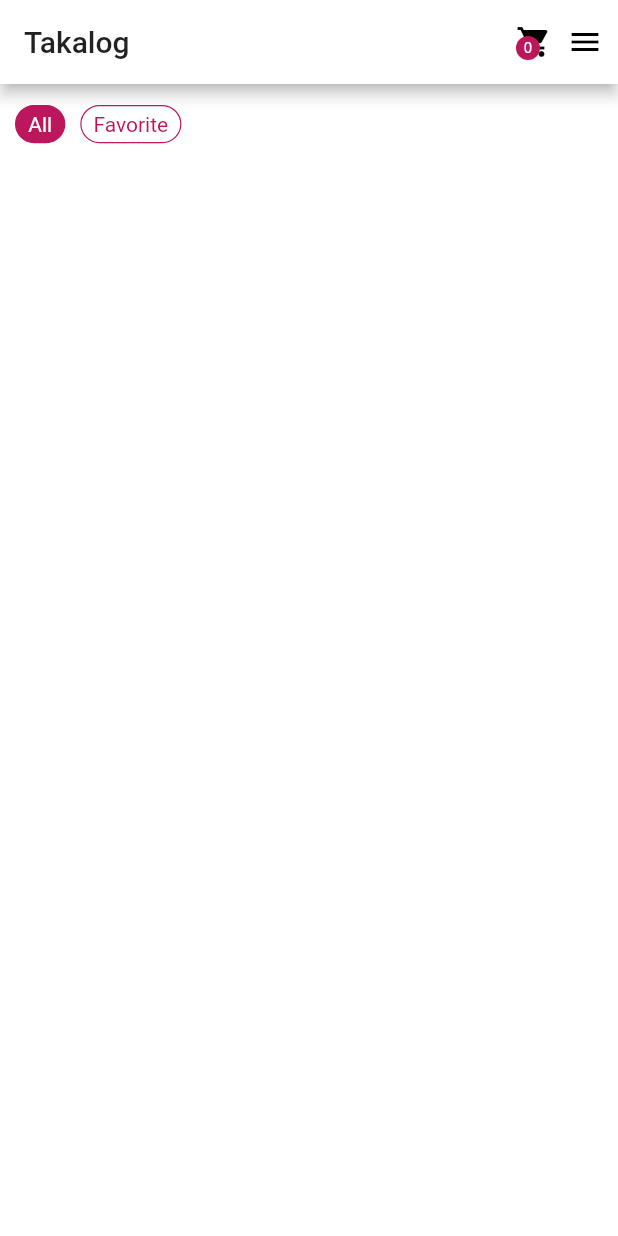
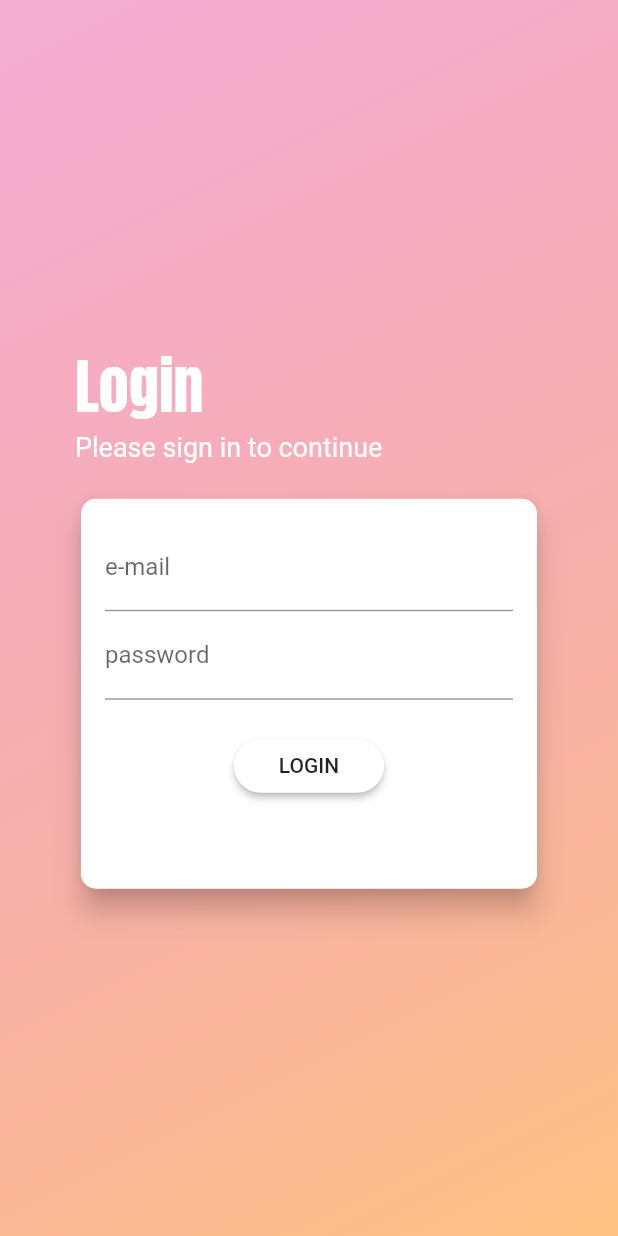
Before and after one commit to tamagossi/learn-flutter-tokalog, a Flutter app: the screen it shows after launch, on a phone screen of 412 x 824 dp. Run offline on Flutter 3.47's test engine with Material 2 defaults, Android fonts, the phone set to English and light mode, and no system bars; our stand-ins replace cached_network_image, flutter_dotenv, google_fonts, loading_overlay; Roboto replaces fonts that are missing (TextStyle).

Commit message:
feat(auth): add auth screen

```diff
--- a/lib/main.dart
+++ b/lib/main.dart
@@ -5,7 +5,7 @@ import 'package:provider/provider.dart';
 
 import 'package:tokalog/configs/colors.dart';
 import 'package:tokalog/providers/index.dart';
-import 'package:tokalog/screens/products/index.dart';
+import 'package:tokalog/screens/auth.dart';
 
 Future main() async {
   await dotenv.load(fileName: '.env');
@@ -21,7 +21,7 @@ class MyApp extends StatelessWidget {
       providers: MainProvider.providers,
       child: MaterialApp(
         title: 'Tokalog',
-        home: ProductsScreen(),
+        home: AuthScreen(),
         routes: {},
         theme: ThemeData(
           accentColor: AppColor.rose,
--- a/lib/providers/product.dart
+++ b/lib/providers/product.dart
@@ -1,5 +1,4 @@
 import 'dart:async';
-import 'dart:developer';
 
 import 'package:flutter/material.dart';
 import 'package:tokalog/models/product.dart';
--- /dev/null
+++ b/lib/screens/auth.dart
@@ -0,0 +1,81 @@
+import 'package:flutter/material.dart';
+import 'package:google_fonts/google_fonts.dart';
+import 'package:tokalog/widgets/organism/auth_card.dart';
+
+enum AuthMode { Signup, Login }
+
+class AuthScreen extends StatefulWidget {
+  @override
+  _AuthScreenState createState() => _AuthScreenState();
+}
+
+class _AuthScreenState extends State<AuthScreen> {
+  AuthMode _authMode = AuthMode.Login;
+
+  @override
+  Widget build(BuildContext context) {
+    final deviceSize = MediaQuery.of(context).size;
+
+    return Scaffold(
+      body: Stack(
+        children: <Widget>[
+          Container(
+            decoration: BoxDecoration(
+              gradient: LinearGradient(
+                begin: Alignment.topLeft,
+                end: Alignment.bottomRight,
+                stops: [0, 1],
+                colors: [
+                  Color.fromRGBO(233, 94, 166, 1).withOpacity(0.5),
+                  Color.fromRGBO(255, 188, 117, 1).withOpacity(0.9),
+                ],
+              ),
+            ),
+          ),
+          SingleChildScrollView(
+            child: Container(
+              height: deviceSize.height,
+              width: deviceSize.width,
+              child: Padding(
+                padding: const EdgeInsets.symmetric(horizontal: 50),
+                child: Column(
+                  mainAxisAlignment: MainAxisAlignment.center,
+                  crossAxisAlignment: CrossAxisAlignment.start,
+                  children: <Widget>[
+                    Text(
+                      _authMode == AuthMode.Login ? 'Login' : 'Sign Up',
+                      style: GoogleFonts.anton(
+                        color: Colors.white,
+                        fontSize: 40,
+                      ),
+                    ),
+                    Text(
+                      'Please sign ${_authMode == AuthMode.Login ? 'in' : 'up'} to continue',
+                      style: GoogleFonts.roboto(
+                        color: Colors.white,
+                        fontSize: 18,
+                      ),
+                    ),
+                    SizedBox(
+                      height: 20,
+                    ),
+                    Flexible(
+                      flex: deviceSize.width > 600 ? 2 : 1,
+                      child: AuthCard(
+                          authMode: _authMode,
+                          setAuthMode: (mode) {
+                            setState(() {
+                              _authMode = mode;
+                            });
+                          }),
+                    ),
+                  ],
+                ),
+              ),
+            ),
+          ),
+        ],
+      ),
+    );
+  }
+}
--- /dev/null
+++ b/lib/widgets/organism/auth_card.dart
@@ -0,0 +1,151 @@
+import 'package:flutter/material.dart';
+import 'package:tokalog/screens/auth.dart';
+
+class AuthCard extends StatefulWidget {
+  final AuthMode authMode;
+  final Function setAuthMode;
+
+  AuthCard({
+    this.authMode,
+    this.setAuthMode,
+  });
+
+  @override
+  _AuthCardState createState() => _AuthCardState();
+}
+
+class _AuthCardState extends State<AuthCard> {
+  final _passwordController = TextEditingController();
+  final GlobalKey<FormState> _formKey = GlobalKey();
+  var _isLoading = false;
+
+  Map<String, String> _authData = {
+    'email': '',
+    'password': '',
+  };
+
+  void _submit() {
+    if (!_formKey.currentState.validate()) {
+      return;
+    }
+
+    _formKey.currentState.save();
+    setState(() {
+      _isLoading = true;
+    });
+
+    if (widget.authMode == AuthMode.Login) {
+      // Log user in
+    } else {
+      // Sign user up
+    }
+
+    setState(() {
+      _isLoading = false;
+    });
+  }
+
+  void _switchAuthMode() {
+    if (widget.authMode == AuthMode.Login) {
+      widget.setAuthMode(AuthMode.Signup);
+    } else {
+      widget.setAuthMode(AuthMode.Login);
+    }
+  }
+
+  @override
+  Widget build(BuildContext context) {
+    final deviceSize = MediaQuery.of(context).size;
+
+    return Card(
+      elevation: 8.0,
+      shape: RoundedRectangleBorder(
+        borderRadius: BorderRadius.circular(10.0),
+      ),
+      child: Container(
+        height: widget.authMode == AuthMode.Signup ? 320 : 260,
+        padding: EdgeInsets.all(16.0),
+        width: deviceSize.width * 0.75,
+        constraints: BoxConstraints(
+            minHeight: widget.authMode == AuthMode.Signup ? 320 : 260),
+        child: Form(
+          key: _formKey,
+          child: SingleChildScrollView(
+            child: Column(
+              children: <Widget>[
+                TextFormField(
+                  decoration: InputDecoration(labelText: 'e-mail'),
+                  keyboardType: TextInputType.emailAddress,
+                  onSaved: (value) {
+                    _authData['email'] = value;
+                  },
+                  validator: (value) {
+                    if (value.isEmpty || !value.contains('@')) {
+                      return 'Invalid email!';
+                    }
+                    return null;
+                  },
+                ),
+                TextFormField(
+                  controller: _passwordController,
+                  decoration: InputDecoration(labelText: 'password'),
+                  obscureText: true,
+                  onSaved: (value) {
+                    _authData['password'] = value;
+                  },
+                  validator: (value) {
+                    if (value.isEmpty || value.length < 5) {
+                      return 'Password is too short!';
+                    }
+                    return null;
+                  },
+                ),
+                if (widget.authMode == AuthMode.Signup)
+                  TextFormField(
+                    decoration: InputDecoration(labelText: 'confirm password'),
+                    enabled: widget.authMode == AuthMode.Signup,
+                    obscureText: true,
+                    validator: widget.authMode == AuthMode.Signup
+                        ? (value) {
+                            if (value != _passwordController.text) {
+                              return 'Passwords do not match!';
+                            }
+                            return null;
+                          }
+                        : null,
+                  ),
+                SizedBox(
+                  height: 20,
+                ),
+                if (_isLoading)
+                  CircularProgressIndicator()
+                else
+                  RaisedButton(
+                    color: Theme.of(context).primaryColor,
+                    onPressed: _submit,
+                    textColor: Theme.of(context).primaryTextTheme.button.color,
+                    child: Text(widget.authMode == AuthMode.Login
+                        ? 'LOGIN'
+                        : 'SIGN UP'),
+                    shape: RoundedRectangleBorder(
+                      borderRadius: BorderRadius.circular(30),
+                    ),
+                    padding:
+                        EdgeInsets.symmetric(horizontal: 30.0, vertical: 8.0),
+                  ),
+                FlatButton(
+                  materialTapTargetSize: MaterialTapTargetSize.shrinkWrap,
+                  onPressed: _switchAuthMode,
+                  padding: EdgeInsets.symmetric(horizontal: 30.0, vertical: 4),
+                  textColor: Theme.of(context).primaryColor,
+                  child: Text(
+                      '${widget.authMode == AuthMode.Login ? 'SIGNUP' : 'LOGIN'} INSTEAD'),
+                ),
+              ],
+            ),
+          ),
+        ),
+      ),
+    );
+  }
+}
```
